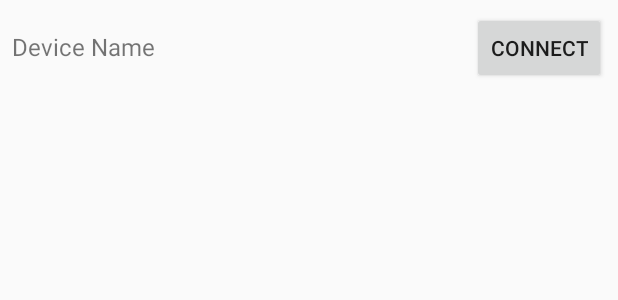
After one commit to y-varde/SmartHomeMonitoringSystem, an Android app: the layout list_item_device.xml on its own in the app's theme, with its tools: preview values and no code run, on a phone screen of 412 x 824 dp. The commit adds this screen. Shown: the top 300 px of the screen. Run offline under Robolectric (Android 15) with nearby library versions, the phone set to English and light mode, and no system bars.

```diff
--- /dev/null
+++ b/app/src/main/res/layout/list_item_device.xml
@@ -0,0 +1,22 @@
+<?xml version="1.0" encoding="utf-8"?>
+<LinearLayout xmlns:android="http://schemas.android.com/apk/res/android"
+    android:layout_width="match_parent"
+    android:layout_height="wrap_content"
+    android:orientation="horizontal"
+    android:padding="8dp">
+
+    <TextView
+        android:id="@+id/txtDeviceName"
+        android:layout_width="0dp"
+        android:layout_height="wrap_content"
+        android:layout_weight="1"
+        android:text="Device Name"
+        android:textSize="16sp" />
+
+    <Button
+        android:id="@+id/btnConnect"
+        android:layout_width="wrap_content"
+        android:layout_height="wrap_content"
+        android:text="Connect" />
+
+</LinearLayout>
```
Also changed, not shown: app/src/main/java/com/example/cv/eeepois/DeviceDetailActivity.java (+26 -13 lines).
